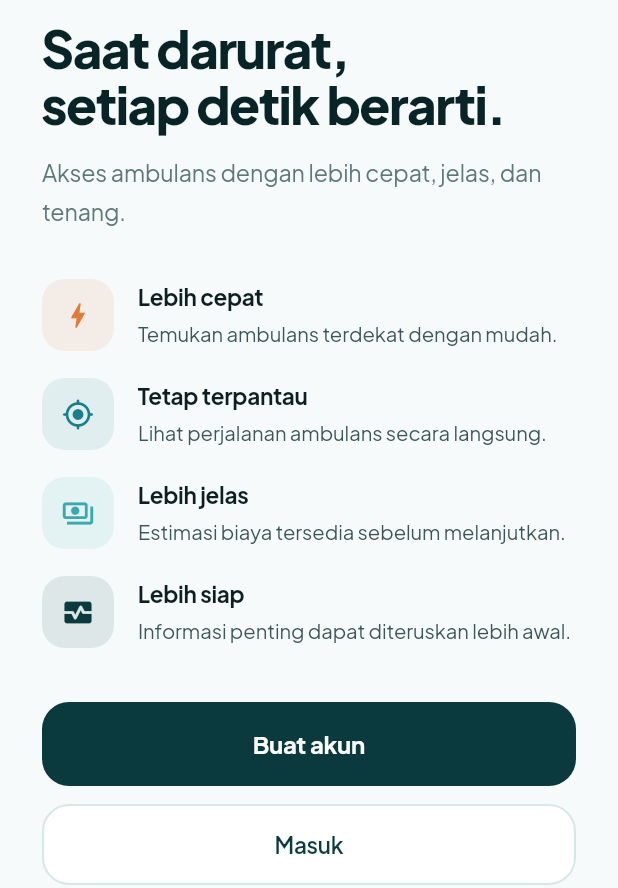
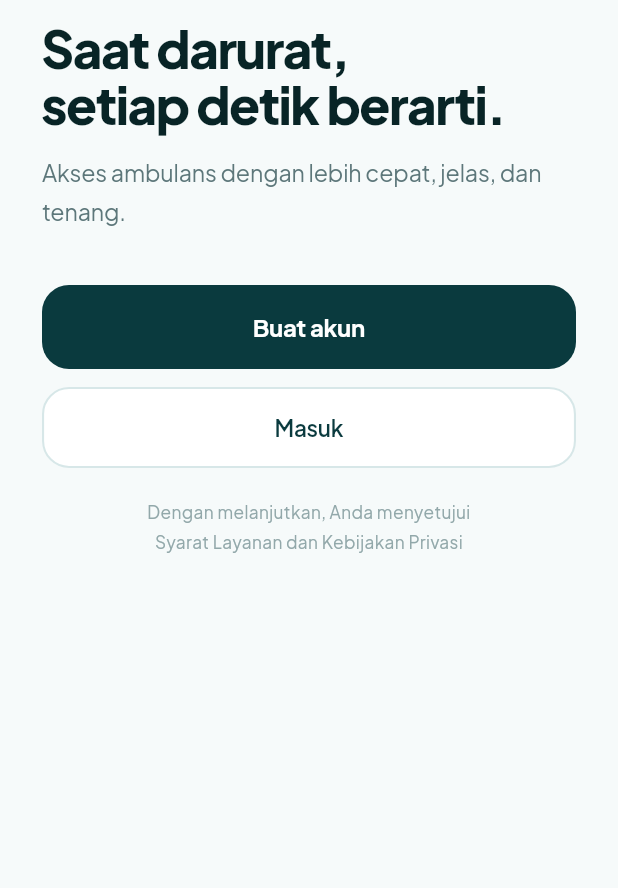
Before and after one commit to 101-toyota-team/resqlink-fe, a Flutter app: the screen it shows after launch, on a phone screen of 412 x 824 dp, the part 348-1236 px from its top. Run offline on Flutter 3.47's test engine with Material 3 defaults, Android fonts, the phone set to English and light mode, and no system bars; our stand-ins replace google_fonts, shared_preferences.

Commit message:
feat: revice landing screen

```diff
--- a/lib/screens/landing_screen.dart
+++ b/lib/screens/landing_screen.dart
@@ -152,35 +152,7 @@ class _LandingScreenState extends State<LandingScreen>
                         ),
                       ),
 
-                      const SizedBox(height: 32),
 
-                      FeatureRow(
-                        icon: Icons.bolt_rounded,
-                        color: C.amber,
-                        title: 'Lebih cepat',
-                        description: 'Temukan ambulans terdekat dengan mudah.',
-                      ),
-                      const SizedBox(height: 18),
-                      FeatureRow(
-                        icon: Icons.my_location_rounded,
-                        color: C.teal500,
-                        title: 'Tetap terpantau',
-                        description: 'Lihat perjalanan ambulans secara langsung.',
-                      ),
-                      const SizedBox(height: 18),
-                      FeatureRow(
-                        icon: Icons.payments_outlined,
-                        color: C.teal300,
-                        title: 'Lebih jelas',
-                        description: 'Estimasi biaya tersedia sebelum melanjutkan.',
-                      ),
-                      const SizedBox(height: 18),
-                      FeatureRow(
-                        icon: Icons.monitor_heart_rounded,
-                        color: C.teal700,
-                        title: 'Lebih siap',
-                        description: 'Informasi penting dapat diteruskan lebih awal.',
-                      ),
 
                       const SizedBox(height: 36),
 
```
